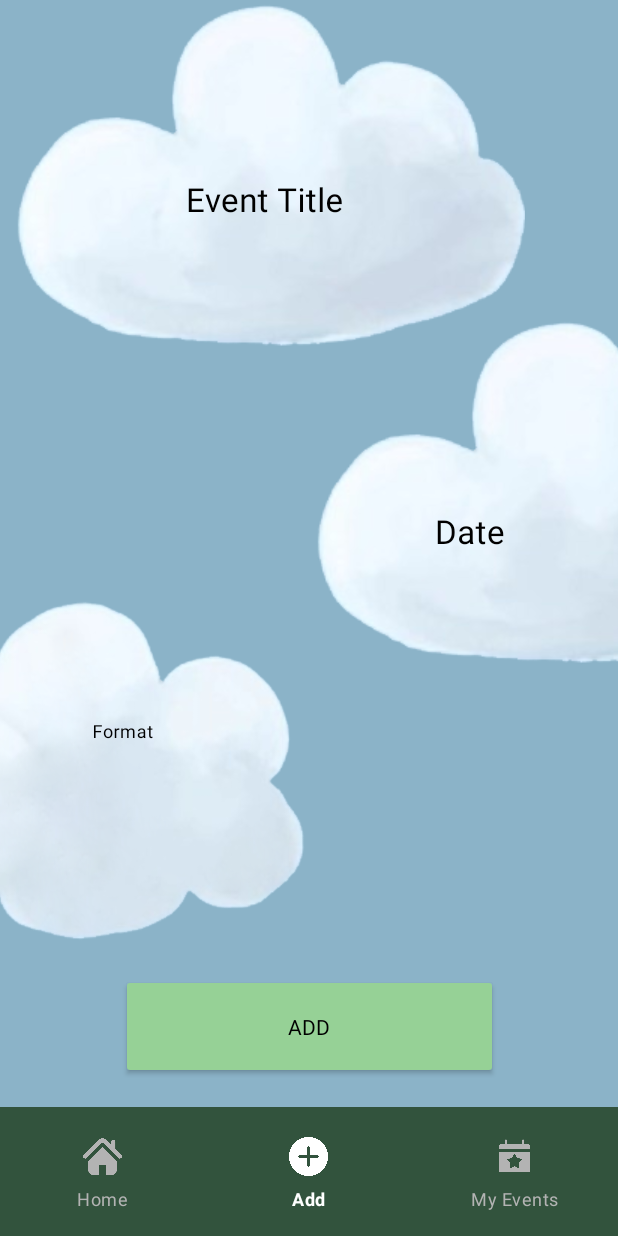
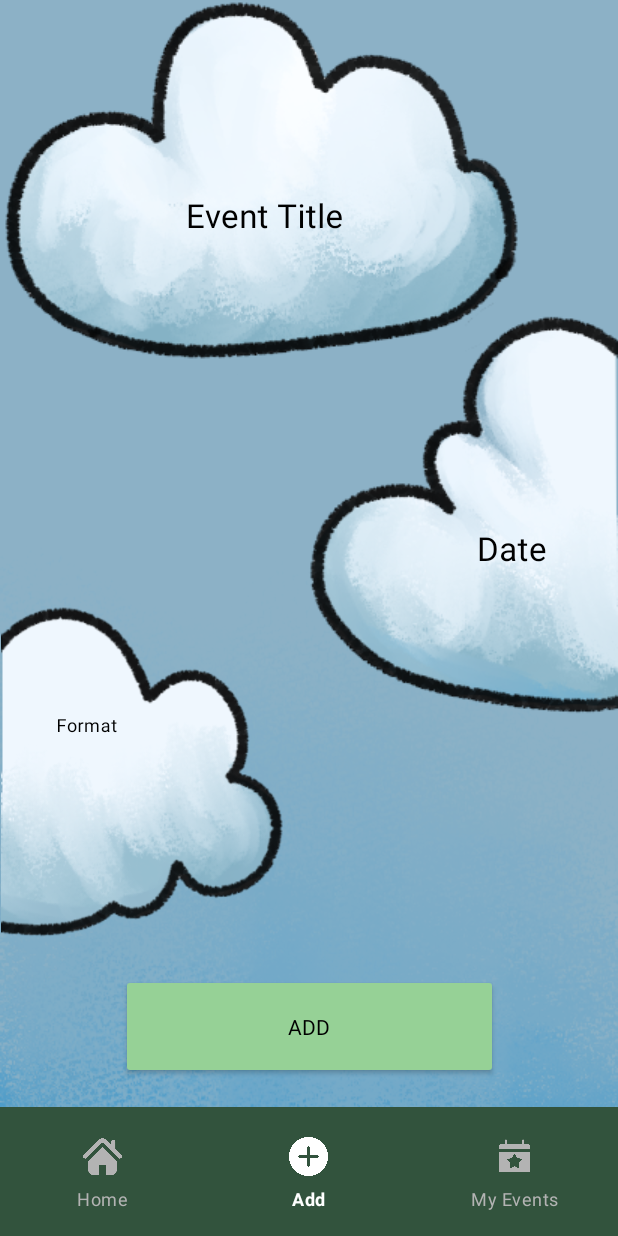
Before and after one commit to IndyShivy/Countdown, an Android app: the AddAct screen opened directly, with no data from a screen before it, on a phone screen of 412 x 824 dp. Run offline under Robolectric (Android 15) with nearby library versions, the light colour scheme and no system bars; Roboto replaces fonts that are not available here.

Commit message:
- Add layout redesign - Colour palette improvements

```diff
--- a/app/src/main/java/com/indyinc/countdown/AddAct.java
+++ b/app/src/main/java/com/indyinc/countdown/AddAct.java
@@ -20,6 +20,7 @@ import android.view.inputmethod.EditorInfo;
 import android.view.inputmethod.InputMethodManager;
 import android.widget.Button;
 import android.widget.EditText;
+import android.widget.ImageView;
 import android.widget.Toast;
 
 import androidx.activity.OnBackPressedCallback;
@@ -49,6 +50,7 @@ public class AddAct extends AppCompatActivity {
         setContentView(R.layout.act_add);
         date = "";
         format = "";
+        ImageView gradientBackground = findViewById(R.id.gradientBackground);
 
         //set the selected menu options as add and setup listener
         BottomNavigationView bottomNavigationView = findViewById(R.id.navigationView);
@@ -62,7 +64,10 @@ public class AddAct extends AppCompatActivity {
 
         if (isDarkTheme) {
             getWindow().setNavigationBarColor(getColor(R.color.testing2));
-            getWindow().getDecorView().setBackgroundColor(getColor(R.color.light_background));
+            getWindow().getDecorView().setBackgroundColor(getColor(R.color.testing4));
+            getWindow().setStatusBarColor(getColor(R.color.testing4));
+            //set the src for the gradient background
+            gradientBackground.setImageResource(R.drawable.background_grad_dark);
 
         } else {
             if (Build.VERSION.SDK_INT >= Build.VERSION_CODES.R) {
@@ -72,6 +77,8 @@ public class AddAct extends AppCompatActivity {
                 getWindow().getDecorView().setBackgroundColor(getColor(R.color.main_background_light));
                 getWindow().getDecorView().setSystemUiVisibility(View.SYSTEM_UI_FLAG_LIGHT_STATUS_BAR);
                 getWindow().setStatusBarColor(getColor(R.color.main_background_light));
+                gradientBackground.setImageResource(R.drawable.background_grad_light);
+
 
 
         }
--- a/app/src/main/java/com/indyinc/countdown/HomeAct.java
+++ b/app/src/main/java/com/indyinc/countdown/HomeAct.java
@@ -436,7 +436,7 @@ public class HomeAct extends AppCompatActivity {
         if (isDarkTheme) {
             //if the theme is dark
             getWindow().setNavigationBarColor(getColor(R.color.testing2));
-            getWindow().getDecorView().setBackgroundColor(getColor(R.color.light_background));
+            getWindow().getDecorView().setBackgroundColor(getColor(R.color.testing4));
         } else {
             //if the theme is light
             if (Build.VERSION.SDK_INT >= Build.VERSION_CODES.R) {
--- a/app/src/main/res/layout/act_add.xml
+++ b/app/src/main/res/layout/act_add.xml
@@ -8,16 +8,28 @@
     tools:context=".AddAct">
 
     <ImageView
+        android:id="@+id/gradientBackground"
+        android:scaleType="center"
+        android:layout_width="match_parent"
+        android:layout_height="match_parent"
+        android:contentDescription="@string/Cloud"
+        android:src="@drawable/background_grad_light"
+        app:layout_constraintBottom_toBottomOf="parent"
+        app:layout_constraintEnd_toEndOf="parent"
+        app:layout_constraintStart_toStartOf="parent"
+        app:layout_constraintTop_toTopOf="parent" />
+
+    <ImageView
         android:layout_width="456dp"
         android:layout_height="239dp"
-        android:layout_marginEnd="136dp"
+        android:layout_marginEnd="54dp"
+        android:contentDescription="@string/Cloud"
         android:scaleType="fitCenter"
-        android:src="@drawable/clouds_two"
+        android:src="@drawable/clouds_three_cat"
         app:layout_constraintBottom_toTopOf="@+id/navigationView"
         app:layout_constraintEnd_toEndOf="parent"
         app:layout_constraintTop_toTopOf="parent"
-        app:layout_constraintVertical_bias="0.795"
-        android:contentDescription="@string/Cloud"/>
+        app:layout_constraintVertical_bias="0.795" />
 
 
     <com.google.android.material.textfield.TextInputLayout
@@ -25,7 +37,7 @@
         style="@style/CustomTextInputLayout"
         android:layout_width="380dp"
         android:layout_height="83dp"
-        android:layout_marginEnd="112dp"
+        android:layout_marginEnd="136dp"
         android:fontFamily="@font/viga"
         android:hint="@string/format"
         android:paddingStart="23dp"
@@ -33,7 +45,7 @@
         app:layout_constraintBottom_toTopOf="@+id/navigationView"
         app:layout_constraintEnd_toEndOf="parent"
         app:layout_constraintTop_toTopOf="parent"
-        app:layout_constraintVertical_bias="0.734"
+        app:layout_constraintVertical_bias="0.728"
         tools:ignore="RtlSymmetry">
 
         <com.google.android.material.textfield.TextInputEditText
@@ -52,22 +64,22 @@
 
     <ImageView
         android:layout_width="350dp"
-        android:layout_height="240dp"
-        android:layout_marginStart="200dp"
+        android:layout_height="300dp"
+        android:layout_marginStart="84dp"
+        android:contentDescription="@string/Cloud"
         android:scaleType="center"
-        android:src="@drawable/clouds_one"
+        android:src="@drawable/clouds_two_cat"
         app:layout_constraintBottom_toTopOf="@+id/navigationView"
         app:layout_constraintStart_toStartOf="parent"
         app:layout_constraintTop_toTopOf="parent"
-        app:layout_constraintVertical_bias="0.424"
-        android:contentDescription="@string/Cloud"/>
+        app:layout_constraintVertical_bias="0.424" />
 
     <com.google.android.material.textfield.TextInputLayout
         android:id="@+id/dateInputLayout"
         style="@style/CustomTextInputLayout"
         android:layout_width="380dp"
         android:layout_height="83dp"
-        android:layout_marginStart="152dp"
+        android:layout_marginStart="180dp"
         android:fontFamily="@font/viga"
         android:hint="@string/Date"
         android:paddingStart="23dp"
@@ -75,7 +87,7 @@
         app:layout_constraintBottom_toTopOf="@+id/navigationView"
         app:layout_constraintStart_toStartOf="parent"
         app:layout_constraintTop_toTopOf="parent"
-        app:layout_constraintVertical_bias="0.477"
+        app:layout_constraintVertical_bias="0.494"
         tools:ignore="RtlSymmetry">
 
         <com.google.android.material.textfield.TextInputEditText
@@ -95,15 +107,15 @@
     <ImageView
         android:layout_width="350dp"
         android:layout_height="240dp"
+        android:contentDescription="@string/Cloud"
         android:scaleType="center"
-        android:src="@drawable/clouds_one"
+        android:src="@drawable/clouds_one_cat"
         app:layout_constraintBottom_toTopOf="@+id/navigationView"
         app:layout_constraintEnd_toEndOf="parent"
         app:layout_constraintHorizontal_bias="0.0"
         app:layout_constraintStart_toStartOf="parent"
         app:layout_constraintTop_toTopOf="parent"
-        app:layout_constraintVertical_bias="0.0"
-        android:contentDescription="@string/Cloud"/>
+        app:layout_constraintVertical_bias="0.0" />
 
     <com.google.android.material.textfield.TextInputLayout
         android:id="@+id/textInputLayout"
@@ -120,7 +132,7 @@
         app:layout_constraintHorizontal_bias="0.483"
         app:layout_constraintStart_toStartOf="parent"
         app:layout_constraintTop_toTopOf="parent"
-        app:layout_constraintVertical_bias="0.139"
+        app:layout_constraintVertical_bias="0.155"
         tools:ignore="RtlSymmetry">
 
         <com.google.android.material.textfield.TextInputEditText
--- a/app/src/main/res/layout/act_add_format_picker.xml
+++ b/app/src/main/res/layout/act_add_format_picker.xml
@@ -1,8 +1,8 @@
 <!-- dialog_format_picker.xml -->
 <androidx.constraintlayout.widget.ConstraintLayout xmlns:android="http://schemas.android.com/apk/res/android"
     xmlns:app="http://schemas.android.com/apk/res-auto"
-    android:layout_width="407dp"
-    android:layout_height="914dp"
+    android:layout_width="412dp"
+    android:layout_height="892dp"
     android:background="@android:color/transparent">
 
     <!-- Add your format options here -->
--- a/app/src/main/res/values-night/themes.xml
+++ b/app/src/main/res/values-night/themes.xml
@@ -1,7 +1,7 @@
 <resources>
     <style name="Base.Theme.Countdown" parent="Theme.Material3.DayNight.NoActionBar">
         <!-- Customize your light theme here. -->
-        <item name="android:windowBackground">@color/light_background</item>
+        <item name="android:windowBackground">@color/testing4</item>
         <item name="android:statusBarColor">@color/light_background</item>
         <item name="android:navigationBarColor">@color/light_background</item>
         <item name="colorControlActivated">@color/light_background</item>
--- a/app/src/main/res/values/themes.xml
+++ b/app/src/main/res/values/themes.xml
@@ -64,4 +64,6 @@
     <style name="textColouring" parent="Widget.AppCompat.TextView">
         <item name="android:textColor">@color/black</item>
     </style>
+
+
 </resources>
```
Also changed, not shown: app/src/main/res/drawable/background_grad_dark.png (added), app/src/main/res/drawable/background_grad_light.png (added), app/src/main/res/drawable/clouds_one_cat.png (added), app/src/main/res/drawable/clouds_three_cat.png (added), app/src/main/res/drawable/clouds_two.png, app/src/main/res/drawable/clouds_two_cat.png (added), app/src/main/res/drawable/cloudsnoeyes.png (added).
